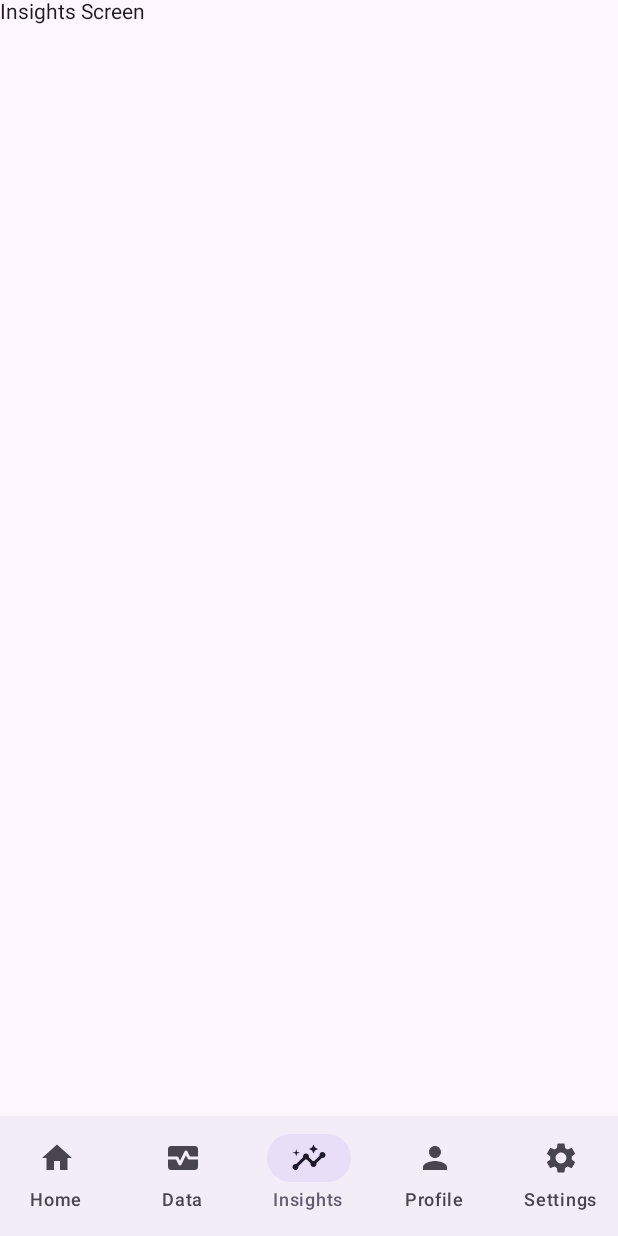
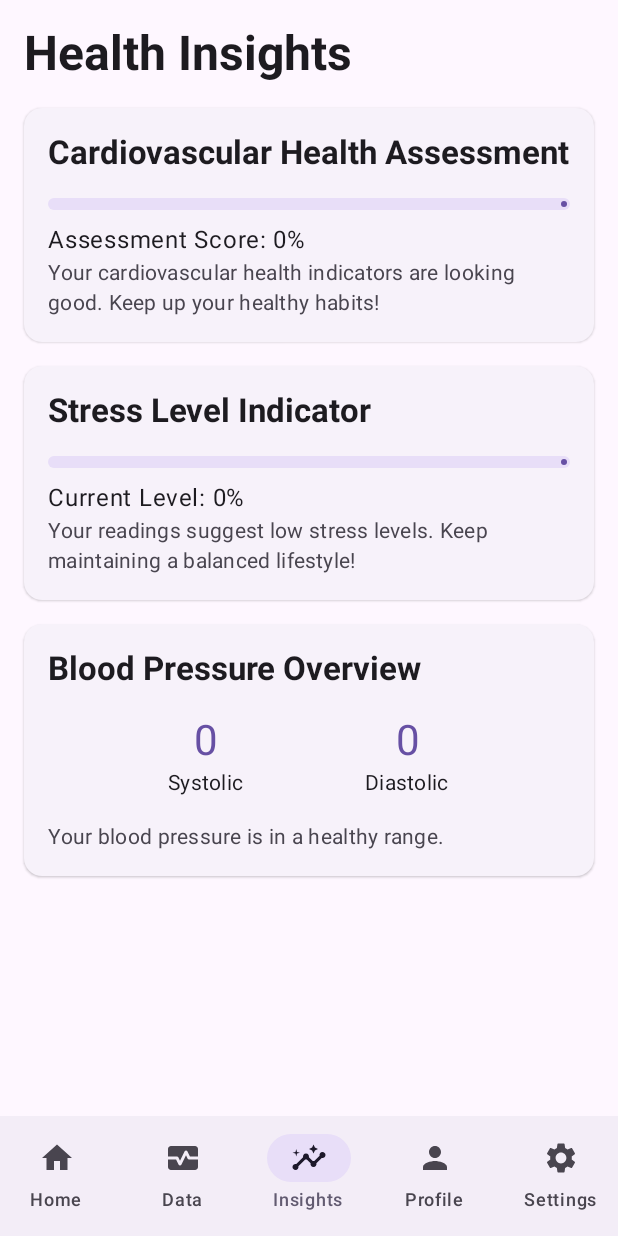
Before and after one commit to geeth345/BPApp, an Android app built with Jetpack Compose: the InsightsScreen screen opened through its navigation route, on a phone screen of 412 x 824 dp. Run offline under Robolectric (Android 15) with nearby library versions, the light colour scheme and no system bars; our stand-ins replace Room's generated code.

Commit message:
insights screen

```diff
--- a/app/src/main/java/com/example/bloodpressuremonitorconnector/MainActivity.kt
+++ b/app/src/main/java/com/example/bloodpressuremonitorconnector/MainActivity.kt
@@ -27,6 +27,7 @@ import androidx.navigation.compose.rememberNavController
 import com.example.bloodpressuremonitorconnector.ui.data.DataScreen
 import com.example.bloodpressuremonitorconnector.ui.debug_data.DebugDataScreen
 import com.example.bloodpressuremonitorconnector.ui.home.HomeScreen
+import com.example.bloodpressuremonitorconnector.ui.insights.InsightsScreen
 import com.example.bloodpressuremonitorconnector.ui.profile.ProfileScreen
 import com.example.bloodpressuremonitorconnector.ui.settings.SettingsScreen
 import com.example.bloodpressuremonitorconnector.ui.setup.BleSetupScreen
@@ -115,8 +116,8 @@ fun BloodPressureApp() {
                 composable(Screen.Home.route) { HomeScreen(navController = navController) }
                 composable(Screen.Data.route) { DataScreen(navController = navController) }
                 composable(Screen.DebugData.route) { DebugDataScreen(navController = navController) }
-                composable(Screen.Insights.route) { InsightsScreen() }
-                composable(Screen.Profile.route) { ProfileScreen() }
+                composable(Screen.Insights.route) { InsightsScreen(navController = navController) }
+                composable(Screen.Profile.route) { ProfileScreen(navController = navController) }
                 composable(Screen.Settings.route) { SettingsScreen(navController = navController) }
                 composable(Screen.BleSetup.route) {
                     BleSetupScreen(
@@ -140,11 +141,3 @@ fun NavController.navigateWithBottomBar(route: String) {
         restoreState = true
     }
 }
-
-
-@Composable
-fun InsightsScreen() {
-    Surface(color = MaterialTheme.colorScheme.background) {
-        Text("Insights Screen")
-    }
-}
--- /dev/null
+++ b/app/src/main/java/com/example/bloodpressuremonitorconnector/ui/insights/InsightScreen.kt
@@ -0,0 +1,290 @@
+package com.example.bloodpressuremonitorconnector.ui.insights
+
+import androidx.compose.animation.animateContentSize
+import androidx.compose.foundation.layout.*
+import androidx.compose.foundation.lazy.LazyColumn
+import androidx.compose.foundation.lazy.items
+import androidx.compose.material.icons.Icons
+import androidx.compose.material.icons.filled.Warning
+import androidx.compose.material3.*
+import androidx.compose.runtime.*
+import androidx.compose.ui.Alignment
+import androidx.compose.ui.Modifier
+import androidx.compose.ui.text.font.FontWeight
+import androidx.compose.ui.unit.dp
+import androidx.lifecycle.viewmodel.compose.viewModel
+import androidx.navigation.NavController
+
+@Composable
+fun InsightsScreen(
+    modifier: Modifier = Modifier,
+    navController: NavController,
+    viewModel: InsightsViewModel = viewModel(factory = InsightsViewModel.Factory)
+) {
+    val uiState by viewModel.uiState.collectAsState()
+
+    Surface(
+        modifier = modifier.fillMaxSize(),
+        color = MaterialTheme.colorScheme.background
+    ) {
+        if (uiState.isLoading) {
+            Box(
+                modifier = Modifier.fillMaxSize(),
+                contentAlignment = Alignment.Center
+            ) {
+                CircularProgressIndicator()
+            }
+        } else {
+            LazyColumn(
+                modifier = Modifier
+                    .fillMaxSize()
+                    .padding(16.dp),
+                verticalArrangement = Arrangement.spacedBy(16.dp)
+            ) {
+                item {
+                    Text(
+                        text = "Health Insights",
+                        style = MaterialTheme.typography.headlineLarge,
+                        fontWeight = FontWeight.Bold
+                    )
+                }
+
+                // CVD Risk Score
+                item {
+                    CvdRiskCard(cvdRiskScore = uiState.cvdRiskScore)
+                }
+
+                // Stress Level
+                item {
+                    StressLevelCard(stressScore = uiState.stressScore)
+                }
+
+                // BP Average Card
+                item {
+                    BPAverageCard(
+                        avgSystolic = uiState.averageSystolic,
+                        avgDiastolic = uiState.averageDiastolic
+                    )
+                }
+
+                // Insights
+                items(uiState.insights) { insight ->
+                    InsightCard(insight = insight)
+                }
+            }
+        }
+    }
+}
+
+@Composable
+fun CvdRiskCard(cvdRiskScore: Int) {
+    ElevatedCard(
+        modifier = Modifier.fillMaxWidth()
+    ) {
+        Column(
+            modifier = Modifier
+                .fillMaxWidth()
+                .padding(16.dp)
+        ) {
+            Text(
+                text = "Cardiovascular Health Assessment",
+                style = MaterialTheme.typography.titleLarge,
+                fontWeight = FontWeight.Bold
+            )
+
+            Spacer(modifier = Modifier.height(16.dp))
+
+            LinearProgressIndicator(
+                progress = { cvdRiskScore / 100f },
+                modifier = Modifier
+                    .fillMaxWidth()
+                    .height(8.dp),
+                color = when {
+                    cvdRiskScore < 30 -> MaterialTheme.colorScheme.primary
+                    cvdRiskScore < 60 -> MaterialTheme.colorScheme.tertiary
+                    else -> MaterialTheme.colorScheme.secondary
+                },
+            )
+
+            Spacer(modifier = Modifier.height(8.dp))
+
+            Text(
+                text = "Assessment Score: $cvdRiskScore%",
+                style = MaterialTheme.typography.bodyLarge
+            )
+
+            Text(
+                text = getRiskDescription(cvdRiskScore),
+                style = MaterialTheme.typography.bodyMedium,
+                color = MaterialTheme.colorScheme.onSurfaceVariant
+            )
+        }
+    }
+}
+
+@Composable
+fun StressLevelCard(stressScore: Int) {
+    ElevatedCard(
+        modifier = Modifier.fillMaxWidth()
+    ) {
+        Column(
+            modifier = Modifier
+                .fillMaxWidth()
+                .padding(16.dp)
+        ) {
+            Text(
+                text = "Stress Level Indicator",
+                style = MaterialTheme.typography.titleLarge,
+                fontWeight = FontWeight.Bold
+            )
+
+            Spacer(modifier = Modifier.height(16.dp))
+
+            LinearProgressIndicator(
+                progress = { stressScore / 100f },
+                modifier = Modifier
+                    .fillMaxWidth()
+                    .height(8.dp),
+                color = when {
+                    stressScore < 30 -> MaterialTheme.colorScheme.primary
+                    stressScore < 60 -> MaterialTheme.colorScheme.tertiary
+                    else -> MaterialTheme.colorScheme.secondary
+                },
+            )
+
+            Spacer(modifier = Modifier.height(8.dp))
+
+            Text(
+                text = "Current Level: $stressScore%",
+                style = MaterialTheme.typography.bodyLarge
+            )
+
+            Text(
+                text = getStressDescription(stressScore),
+                style = MaterialTheme.typography.bodyMedium,
+                color = MaterialTheme.colorScheme.onSurfaceVariant
+            )
+        }
+    }
+}
+
+@Composable
+fun BPAverageCard(avgSystolic: Int, avgDiastolic: Int) {
+    ElevatedCard(
+        modifier = Modifier.fillMaxWidth()
+    ) {
+        Column(
+            modifier = Modifier
+                .fillMaxWidth()
+                .padding(16.dp)
+        ) {
+            Text(
+                text = "Blood Pressure Overview",
+                style = MaterialTheme.typography.titleLarge,
+                fontWeight = FontWeight.Bold
+            )
+
+            Spacer(modifier = Modifier.height(16.dp))
+
+            Row(
+                modifier = Modifier.fillMaxWidth(),
+                horizontalArrangement = Arrangement.SpaceEvenly
+            ) {
+                Column(horizontalAlignment = Alignment.CenterHorizontally) {
+                    Text(
+                        text = avgSystolic.toString(),
+                        style = MaterialTheme.typography.headlineMedium,
+                        color = MaterialTheme.colorScheme.primary
+                    )
+                    Text(
+                        text = "Systolic",
+                        style = MaterialTheme.typography.bodyMedium
+                    )
+                }
+                Column(horizontalAlignment = Alignment.CenterHorizontally) {
+                    Text(
+                        text = avgDiastolic.toString(),
+                        style = MaterialTheme.typography.headlineMedium,
+                        color = MaterialTheme.colorScheme.primary
+                    )
+                    Text(
+                        text = "Diastolic",
+                        style = MaterialTheme.typography.bodyMedium
+                    )
+                }
+            }
+
+            Spacer(modifier = Modifier.height(8.dp))
+
+            Text(
+                text = getBPDescription(avgSystolic, avgDiastolic),
+                style = MaterialTheme.typography.bodyMedium,
+                color = MaterialTheme.colorScheme.onSurfaceVariant,
+                modifier = Modifier.padding(top = 8.dp)
+            )
+        }
+    }
+}
+
+@Composable
+fun InsightCard(insight: BPInsight) {
+    ElevatedCard(
+        modifier = Modifier.fillMaxWidth()
+    ) {
+        Row(
+            modifier = Modifier
+                .fillMaxWidth()
+                .padding(16.dp),
+            horizontalArrangement = Arrangement.spacedBy(16.dp),
+            verticalAlignment = Alignment.CenterVertically
+        ) {
+            if (insight.actionNeeded) {
+                Icon(
+                    imageVector = Icons.Default.Warning,
+                    contentDescription = "Action Suggested",
+                    tint = MaterialTheme.colorScheme.secondary
+                )
+            }
+
+            Column {
+                Text(
+                    text = insight.title,
+                    style = MaterialTheme.typography.titleMedium,
+                    color = when (insight.severity) {
+                        InsightSeverity.LOW -> MaterialTheme.colorScheme.primary
+                        InsightSeverity.MEDIUM -> MaterialTheme.colorScheme.tertiary
+                        InsightSeverity.HIGH -> MaterialTheme.colorScheme.secondary
+                    }
+                )
+                Text(
+                    text = insight.description,
+                    style = MaterialTheme.typography.bodyMedium,
+                    color = MaterialTheme.colorScheme.onSurfaceVariant
+                )
+            }
+        }
+    }
+}
+
+
+
+private fun getRiskDescription(score: Int): String = when {
+    score < 30 -> "Your cardiovascular health indicators are looking good. Keep up your healthy habits!"
+    score < 60 -> "Consider discussing your cardiovascular health with your GP at your next check-up."
+    else -> "We recommend scheduling an appointment with your GP to review your cardiovascular health."
+}
+
+private fun getStressDescription(score: Int): String = when {
+    score < 30 -> "Your readings suggest low stress levels. Keep maintaining a balanced lifestyle!"
+    score < 60 -> "Moderate variability in readings. Consider discussing stress management with your GP."
+    else -> "Your readings show higher variability. This would be good to discuss with your healthcare provider."
+}
+
+private fun getBPDescription(systolic: Int, diastolic: Int): String = when {
+    systolic < 120 && diastolic < 80 ->
+        "Your blood pressure is in a healthy range."
+    systolic < 130 && diastolic < 85 ->
+        "Your blood pressure is slightly above optimal range. Consider discussing this at your next check-up."
+    else ->
+        "Your blood pressure readings suggest scheduling a review with your GP would be beneficial."
+}
```
Also changed, not shown: app/src/main/java/com/example/bloodpressuremonitorconnector/ui/insights/InsightViewModel.kt (added, +195 -0 lines).
